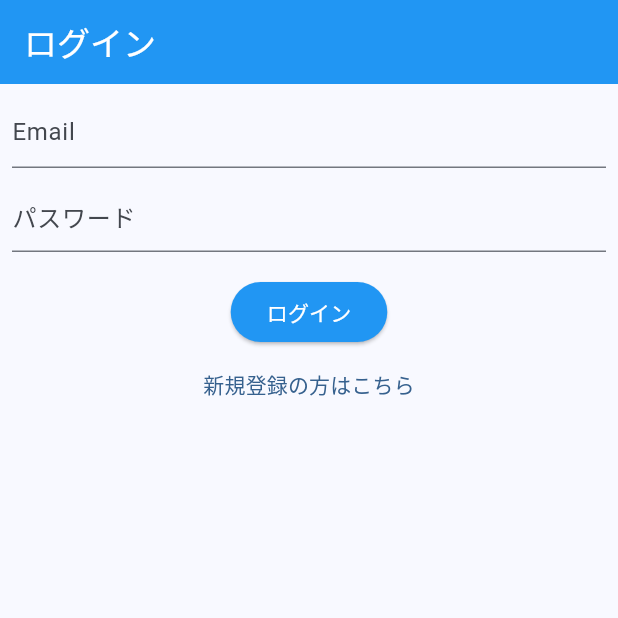
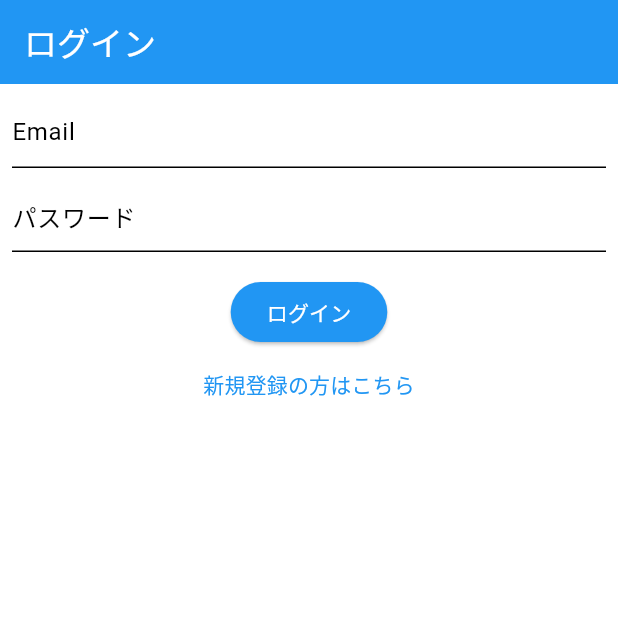
Before and after one commit to levure-s/FanCale-Reborn, a Flutter app: the screen it shows after launch, on a phone screen of 412 x 824 dp, the top half of it. Run offline on Flutter 3.47's test engine with Material 3 defaults, Android fonts, the phone set to English and light mode, and no system bars; our stand-ins replace cloud_firestore, firebase_auth, firebase_core, firebase_storage, image_picker, table_calendar; missing offline and left inert: fast_color_picker; accounts and stored records are empty.

```diff
--- a/lib/home/home_page.dart
+++ b/lib/home/home_page.dart
@@ -14,7 +14,17 @@ class HomePage extends StatelessWidget {
     return MaterialApp(
         title: 'Flutter Demo',
         theme: ThemeData(
-          colorScheme: ColorScheme.fromSeed(seedColor: model.color),
+          colorScheme: ColorScheme(
+            primary: model.color,
+            onPrimary: model.textColor,
+            secondary: Colors.blue,
+            onSecondary: Colors.white,
+            error: Colors.red,
+            onError: Colors.white,
+            surface: Colors.white,
+            onSurface: Colors.black,
+            brightness: Brightness.light,
+          ),
           useMaterial3: true,
           appBarTheme: AppBarTheme(
               backgroundColor: model.color, foregroundColor: model.textColor),
```
Also changed, not shown: lib/calender/components/calender_area.dart (+33 -1 lines).
